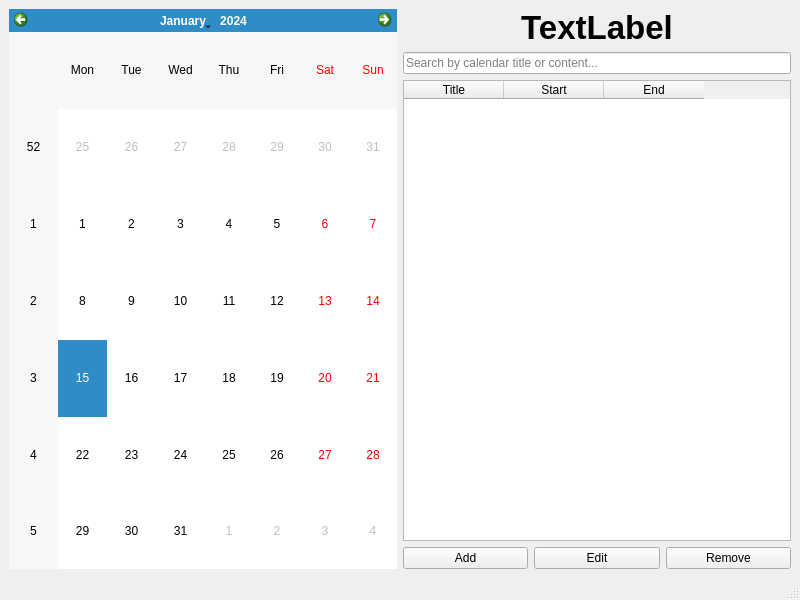
Old version of the form mainwindow.ui in the repository dldyou/VEDA_QtProject.
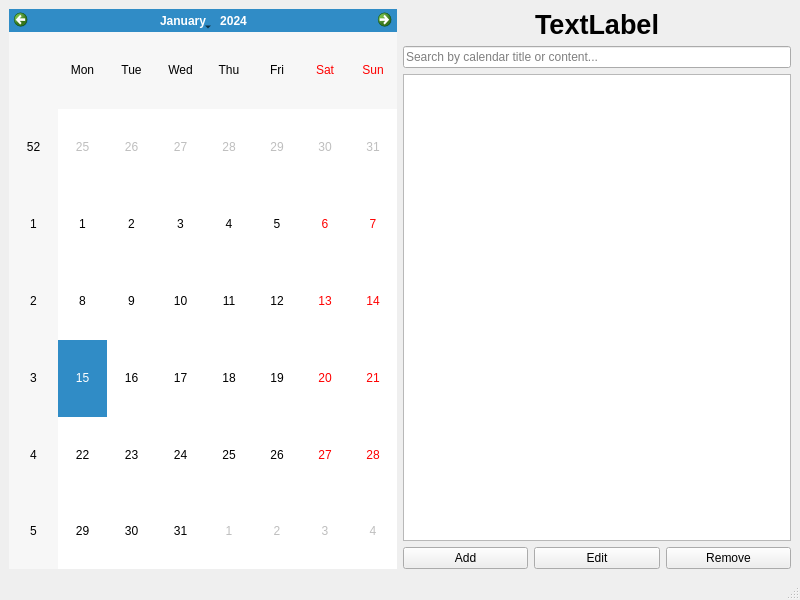
New version of the form.

Patch:
```diff
--- a/mainwindow.ui
+++ b/mainwindow.ui
@@ -31,7 +31,7 @@
            <widget class="QLabel" name="lblSelectedDate">
             <property name="font">
              <font>
-              <pointsize>25</pointsize>
+              <pointsize>20</pointsize>
               <italic>false</italic>
               <bold>true</bold>
               <underline>false</underline>
@@ -57,38 +57,7 @@
            </widget>
           </item>
           <item>
-           <widget class="QTableWidget" name="twScheduleList">
-            <property name="editTriggers">
-             <set>QAbstractItemView::EditTrigger::NoEditTriggers</set>
-            </property>
-            <property name="selectionMode">
-             <enum>QAbstractItemView::SelectionMode::SingleSelection</enum>
-            </property>
-            <property name="selectionBehavior">
-             <enum>QAbstractItemView::SelectionBehavior::SelectRows</enum>
-            </property>
-            <property name="showGrid">
-             <bool>false</bool>
-            </property>
-            <attribute name="horizontalHeaderStretchLastSection">
-             <bool>false</bool>
-            </attribute>
-            <column>
-             <property name="text">
-              <string>Title</string>
-             </property>
-            </column>
-            <column>
-             <property name="text">
-              <string>Start</string>
-             </property>
-            </column>
-            <column>
-             <property name="text">
-              <string>End</string>
-             </property>
-            </column>
-           </widget>
+           <widget class="QListWidget" name="lwScheduleList"/>
           </item>
           <item>
            <layout class="QHBoxLayout" name="horizontalLayout_6">
```
